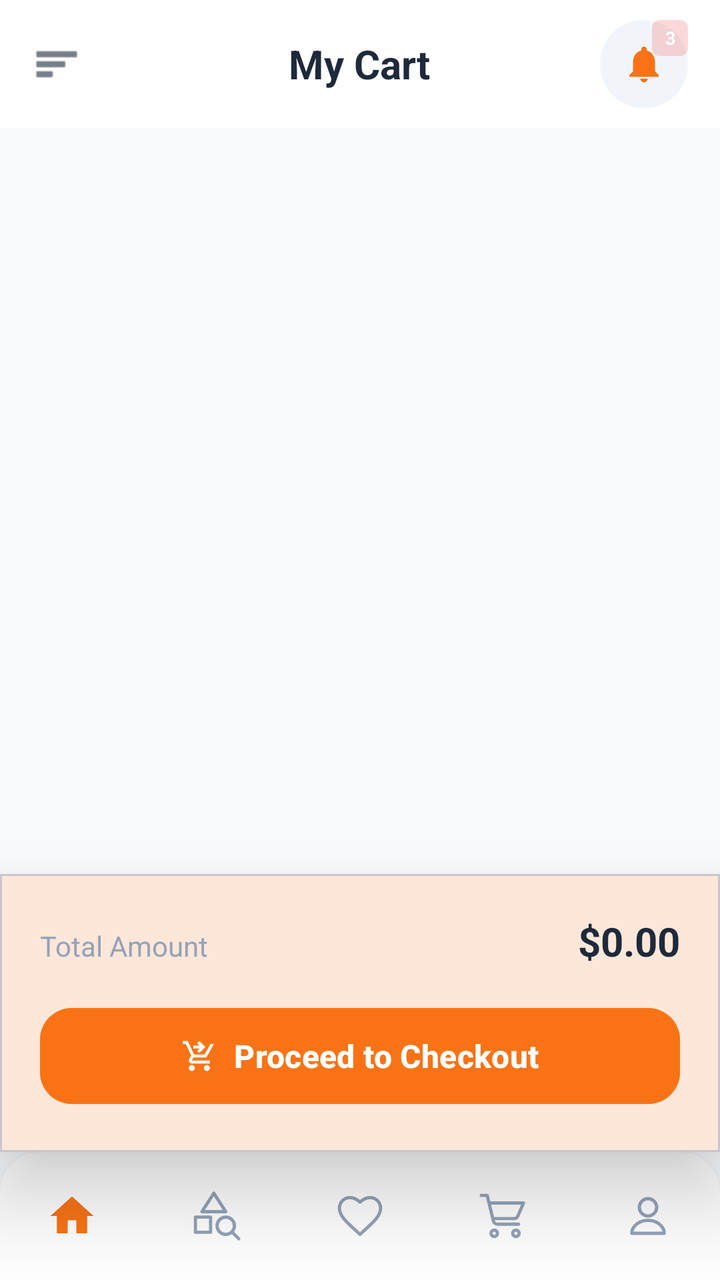
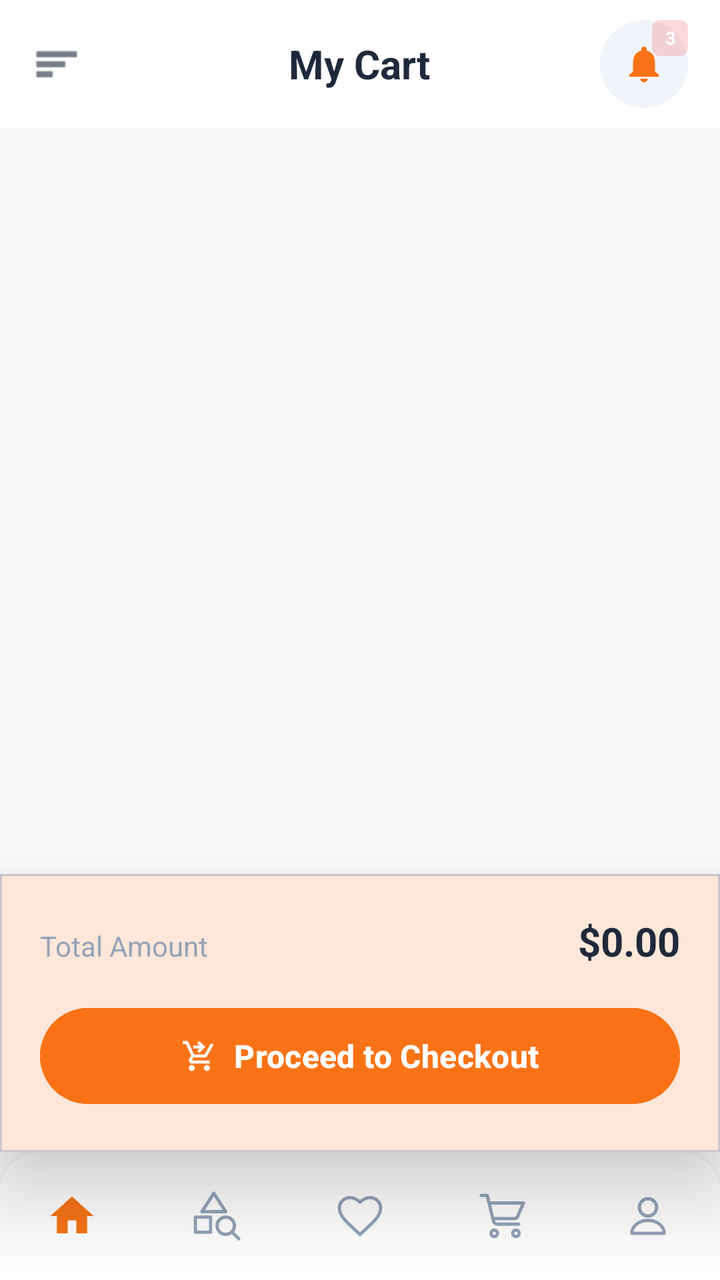

Two renders of the same Android screen: before a commit and after it. Below are the layout's source before the change and the commit's diff.
<!-- AndroidManifest.xml: application theme Theme.BeckieDealApp -->
<!-- res/layout/activity_cart.xml -->
﻿<?xml version="1.0" encoding="utf-8"?>
<androidx.drawerlayout.widget.DrawerLayout
    xmlns:android="http://schemas.android.com/apk/res/android"
    xmlns:app="http://schemas.android.com/apk/res-auto"
    xmlns:tools="http://schemas.android.com/tools"
    android:id="@+id/drawerLayout"
    android:layout_width="match_parent"
    android:layout_height="match_parent"
    android:fitsSystemWindows="true"
    tools:context=".CartActivity">

<androidx.constraintlayout.widget.ConstraintLayout
    android:layout_width="match_parent"
    android:layout_height="match_parent"
    android:background="@color/background">

    
    <com.google.android.material.appbar.MaterialToolbar
        android:id="@+id/topAppBar"
        android:layout_width="match_parent"
        android:layout_height="@dimen/toolbar_height"
        android:background="@color/surface"
        android:elevation="0dp"
        app:contentInsetStart="0dp"
        app:layout_constraintTop_toTopOf="parent">

        <RelativeLayout
            android:layout_width="match_parent"
            android:layout_height="match_parent"
            android:paddingHorizontal="16dp">

            <ImageView
                android:id="@+id/menuIcon"
                android:layout_width="44dp"
                android:layout_height="44dp"
                android:padding="10dp"
                android:layout_alignParentStart="true"
                android:layout_centerVertical="true"
                android:layout_marginStart="-10dp"
                android:clickable="true"
                android:focusable="true"
                android:background="?attr/selectableItemBackgroundBorderless"
                android:src="@android:drawable/ic_menu_sort_by_size"
                app:tint="@color/text_primary" />

            <TextView
                android:layout_width="wrap_content"
                android:layout_height="wrap_content"
                android:layout_centerInParent="true"
                android:text="My Cart"
                android:textColor="@color/text_primary"
                android:textSize="@dimen/text_size_title"
                android:textStyle="bold" />

            <RelativeLayout
                android:id="@+id/notificationContainer"
                android:layout_width="44dp"
                android:layout_height="44dp"
                android:layout_alignParentEnd="true"
                android:layout_centerVertical="true"
                android:background="@drawable/icon_button_circle_bg">

                <ImageView
                    android:id="@+id/notificationIcon"
                    android:layout_width="22dp"
                    android:layout_height="22dp"
                    android:layout_centerInParent="true"
                    android:src="@drawable/ic_notifications"
                    app:tint="@color/primary" />

                <TextView
                    android:id="@+id/notificationBadge"
                    android:layout_width="18dp"
                    android:layout_height="18dp"
                    android:layout_alignParentEnd="true"
                    android:layout_alignParentTop="true"
                    android:background="@drawable/badge_pill"
                    android:backgroundTint="@color/red_error"
                    android:gravity="center"
                    android:text="3"
                    android:textColor="@color/white_fixed"
                    android:textSize="@dimen/text_size_badge"
                    android:textStyle="bold"
                    android:visibility="visible" />

            </RelativeLayout>

        </RelativeLayout>

    </com.google.android.material.appbar.MaterialToolbar>

    <androidx.core.widget.NestedScrollView
        android:layout_width="match_parent"
        android:layout_height="0dp"
        android:fillViewport="true"
        app:layout_constraintTop_toBottomOf="@id/topAppBar"
        app:layout_constraintBottom_toTopOf="@id/checkoutSection">

        <LinearLayout
            android:layout_width="match_parent"
            android:layout_height="wrap_content"
            android:orientation="vertical"
            android:padding="16dp">

            
            <LinearLayout
                android:id="@+id/emptyState"
                android:layout_width="match_parent"
                android:layout_height="match_parent"
                android:gravity="center"
                android:orientation="vertical"
                android:visibility="gone">

                <ImageView
                    android:layout_width="120dp"
                    android:layout_height="120dp"
                    android:src="@drawable/shopping_cart_24"
                    app:tint="@color/text_muted" />

                <TextView
                    android:layout_width="wrap_content"
                    android:layout_height="wrap_content"
                    android:layout_marginTop="24dp"
                    android:text="Your cart is empty"
                    android:textColor="@color/text_primary"
                    android:textSize="@dimen/text_size_title"
                    android:textStyle="bold" />

                <TextView
                    android:layout_width="wrap_content"
                    android:layout_height="wrap_content"
                    android:layout_marginTop="8dp"
                    android:text="Looks like you haven't added anything yet."
                    android:textColor="@color/text_muted"
                    android:textSize="@dimen/text_size_body" />

                <Button
                    android:id="@+id/startShoppingButton"
                    android:layout_width="wrap_content"
                    android:layout_height="wrap_content"
                    android:layout_marginTop="24dp"
                    android:text="Start Shopping"
                    android:textAllCaps="false"
                    app:cornerRadius="12dp"
                    android:backgroundTint="@color/primary"/>
            </LinearLayout>

            
            <LinearLayout
                android:id="@+id/cartItemsList"
                android:layout_width="match_parent"
                android:layout_height="wrap_content"
                android:orientation="vertical" />

        </LinearLayout>
    </androidx.core.widget.NestedScrollView>

    
    <com.google.android.material.card.MaterialCardView
        android:id="@+id/checkoutSection"
        android:layout_width="match_parent"
        android:layout_height="wrap_content"
        app:cardElevation="24dp"
        app:cardCornerRadius="0dp"
        app:cardBackgroundColor="@color/surface"
        app:layout_constraintBottom_toTopOf="@id/bottomNavGlassHost">

        <LinearLayout
            android:layout_width="match_parent"
            android:layout_height="wrap_content"
            android:orientation="vertical"
            android:padding="20dp">

            <LinearLayout
                android:layout_width="match_parent"
                android:layout_height="wrap_content"
                android:orientation="horizontal"
                android:layout_marginBottom="16dp">
                <TextView
                    android:layout_width="0dp"
                    android:layout_height="wrap_content"
                    android:layout_weight="1"
                    android:text="Total Amount"
                    android:textColor="@color/text_muted"
                    android:textSize="@dimen/text_size_body" />
                <TextView
                    android:id="@+id/totalPriceText"
                    android:layout_width="wrap_content"
                    android:layout_height="wrap_content"
                    android:text="$0.00"
                    android:textColor="@color/text_primary"
                    android:textSize="@dimen/text_size_title"
                    android:textStyle="bold" />
            </LinearLayout>

            <com.google.android.material.button.MaterialButton
                android:id="@+id/checkoutButton"
                android:layout_width="match_parent"
                android:layout_height="56dp"
                android:backgroundTint="@color/primary"
                android:text="Proceed to Checkout"
                android:textAllCaps="false"
                android:textColor="@color/white_fixed"
                android:textSize="@dimen/text_size_body_large"
                android:textStyle="bold"
                app:icon="@drawable/shopping_cart_checkout_24"
                app:iconTint="@color/white_fixed"
                app:iconGravity="textStart"
                app:iconPadding="8dp"
                app:cornerRadius="16dp" />

        </LinearLayout>
    </com.google.android.material.card.MaterialCardView>

    
    <include layout="@layout/layout_bottom_nav" />

</androidx.constraintlayout.widget.ConstraintLayout>

<include layout="@layout/layout_drawer" />

</androidx.drawerlayout.widget.DrawerLayout>
<!-- res/layout/layout_bottom_nav.xml (included above) -->
<?xml version="1.0" encoding="utf-8"?>
<FrameLayout
    xmlns:android="http://schemas.android.com/apk/res/android"
    xmlns:app="http://schemas.android.com/apk/res-auto"
    android:id="@+id/bottomNavGlassHost"
    android:layout_width="0dp"
    android:layout_height="wrap_content"
    android:layout_marginStart="@dimen/bottom_nav_side_margin"
    android:layout_marginEnd="@dimen/bottom_nav_side_margin"
    android:layout_marginBottom="@dimen/bottom_nav_bottom_margin"
    android:background="@drawable/bottom_nav_glass_bg"
    android:clipToOutline="true"
    android:elevation="4dp"
    app:layout_constraintBottom_toBottomOf="parent"
    app:layout_constraintStart_toStartOf="parent"
    app:layout_constraintEnd_toEndOf="parent">

    <com.google.android.material.bottomnavigation.BottomNavigationView
        android:id="@+id/bottomNavigation"
        android:layout_width="match_parent"
        android:layout_height="64dp"
        android:background="@android:color/transparent"
        app:backgroundTint="@android:color/transparent"
        app:elevation="0dp"
        app:labelVisibilityMode="unlabeled"
        app:itemIconSize="26dp"
        app:itemRippleColor="@color/nav_indicator_fill"
        app:itemActiveIndicatorStyle="@style/Widget.App.BottomNav.ActiveIndicator"
        app:itemTextColor="@color/bottom_nav_color"
        app:itemIconTint="@color/bottom_nav_color"
        app:menu="@menu/bottom_nav_menu" />

</FrameLayout>
<!-- res/layout/layout_drawer.xml (included above) -->
﻿<?xml version="1.0" encoding="utf-8"?>

<LinearLayout
    xmlns:android="http://schemas.android.com/apk/res/android"
    xmlns:app="http://schemas.android.com/apk/res-auto"
    android:id="@+id/drawerPanel"
    android:layout_width="300dp"
    android:layout_height="match_parent"
    android:layout_gravity="start"
    android:background="@color/surface"
    android:orientation="vertical"
    android:fitsSystemWindows="true">

    
    <LinearLayout
        android:layout_width="match_parent"
        android:layout_height="wrap_content"
        android:background="@drawable/hero_gradient"
        android:orientation="vertical"
        android:paddingStart="20dp"
        android:paddingEnd="20dp"
        android:paddingTop="48dp"
        android:paddingBottom="24dp">

        
        <LinearLayout
            android:layout_width="60dp"
            android:layout_height="60dp"
            android:background="@drawable/about_icon_circle_bg"
            android:gravity="center">
            <ImageView
                android:id="@+id/drawerAvatar"
                android:layout_width="32dp"
                android:layout_height="32dp"
                android:src="@drawable/ic_person"
                android:contentDescription="User avatar"
                app:tint="@color/white_fixed" />
        </LinearLayout>

        <TextView
            android:id="@+id/drawerUserName"
            android:layout_width="wrap_content"
            android:layout_height="wrap_content"
            android:layout_marginTop="10dp"
            android:text="Guest User"
            android:textColor="@color/white_fixed"
            android:textSize="@dimen/text_size_title_small"
            android:textStyle="bold" />

        <TextView
            android:id="@+id/drawerUserEmail"
            android:layout_width="wrap_content"
            android:layout_height="wrap_content"
            android:layout_marginTop="2dp"
            android:text="Sign in to your account"
            android:textColor="#CCFFFFFF"
            android:textSize="@dimen/text_size_caption" />

    </LinearLayout>

    
    <ScrollView
        android:layout_width="match_parent"
        android:layout_height="0dp"
        android:layout_weight="1"
        android:scrollbars="none"
        android:paddingTop="8dp"
        android:paddingBottom="8dp">

        <LinearLayout
            android:layout_width="match_parent"
            android:layout_height="wrap_content"
            android:orientation="vertical"
            android:paddingHorizontal="12dp">

            
            <LinearLayout
                android:id="@+id/drawerHome"
                android:layout_width="match_parent"
                android:layout_height="52dp"
                android:background="@drawable/drawer_item_bg"
                android:clickable="true"
                android:focusable="true"
                android:gravity="center_vertical"
                android:orientation="horizontal"
                android:paddingHorizontal="12dp">
                <ImageView
                    android:layout_width="22dp"
                    android:layout_height="22dp"
                    android:src="@drawable/ic_home"
                    android:contentDescription="Home"
                    app:tint="@color/primary" />
                <TextView
                    android:layout_width="0dp"
                    android:layout_height="wrap_content"
                    android:layout_weight="1"
                    android:layout_marginStart="14dp"
                    android:text="Home"
                    android:textColor="@color/text_primary"
                    android:textSize="@dimen/text_size_body_large" />
            </LinearLayout>

            
            <LinearLayout
                android:id="@+id/drawerCategories"
                android:layout_width="match_parent"
                android:layout_height="52dp"
                android:background="@drawable/drawer_item_bg"
                android:clickable="true"
                android:focusable="true"
                android:gravity="center_vertical"
                android:orientation="horizontal"
                android:paddingHorizontal="12dp">
                <ImageView
                    android:layout_width="22dp"
                    android:layout_height="22dp"
                    android:src="@drawable/category_search_24"
                    android:contentDescription="Categories"
                    app:tint="@color/primary" />
                <TextView
                    android:layout_width="0dp"
                    android:layout_height="wrap_content"
                    android:layout_weight="1"
                    android:layout_marginStart="14dp"
                    android:text="Categories"
                    android:textColor="@color/text_primary"
                    android:textSize="@dimen/text_size_body_large" />
            </LinearLayout>

            
            <LinearLayout
                android:id="@+id/drawerOrders"
                android:layout_width="match_parent"
                android:layout_height="52dp"
                android:background="@drawable/drawer_item_bg"
                android:clickable="true"
                android:focusable="true"
                android:gravity="center_vertical"
                android:orientation="horizontal"
                android:paddingHorizontal="12dp">
                <ImageView
                    android:layout_width="22dp"
                    android:layout_height="22dp"
                    android:src="@drawable/ic_orders"
                    android:contentDescription="My Orders"
                    app:tint="@color/primary" />
                <TextView
                    android:layout_width="0dp"
                    android:layout_height="wrap_content"
                    android:layout_weight="1"
                    android:layout_marginStart="14dp"
                    android:text="My Orders"
                    android:textColor="@color/text_primary"
                    android:textSize="@dimen/text_size_body_large" />
            </LinearLayout>

            
            <LinearLayout
                android:id="@+id/drawerFavorites"
                android:layout_width="match_parent"
                android:layout_height="52dp"
                android:background="@drawable/drawer_item_bg"
                android:clickable="true"
                android:focusable="true"
                android:gravity="center_vertical"
                android:orientation="horizontal"
                android:paddingHorizontal="12dp">
                <ImageView
                    android:layout_width="22dp"
                    android:layout_height="22dp"
                    android:src="@drawable/ic_favorite"
                    android:contentDescription="Favorites"
                    app:tint="@color/primary" />
                <TextView
                    android:layout_width="0dp"
                    android:layout_height="wrap_content"
                    android:layout_weight="1"
                    android:layout_marginStart="14dp"
                    android:text="Favorites"
                    android:textColor="@color/text_primary"
                    android:textSize="@dimen/text_size_body_large" />
                
                <TextView
                    android:id="@+id/drawerFavBadge"
                    android:layout_width="22dp"
                    android:layout_height="22dp"
                    android:background="@drawable/badge_pill"
                    android:backgroundTint="@color/red_error"
                    android:gravity="center"
                    android:text="0"
                    android:textColor="@color/white_fixed"
                    android:textSize="@dimen/text_size_overline"
                    android:textStyle="bold"
                    android:visibility="gone" />
            </LinearLayout>

            
            <View
                android:layout_width="match_parent"
                android:layout_height="1dp"
                android:layout_marginVertical="8dp"
                android:background="@color/border_color" />

            
            <LinearLayout
                android:id="@+id/drawerNotifications"
                android:layout_width="match_parent"
                android:layout_height="52dp"
                android:background="@drawable/drawer_item_bg"
                android:clickable="true"
                android:focusable="true"
                android:gravity="center_vertical"
                android:orientation="horizontal"
                android:paddingHorizontal="12dp">
                <ImageView
                    android:layout_width="22dp"
                    android:layout_height="22dp"
                    android:src="@drawable/ic_notifications"
                    android:contentDescription="Notifications"
                    app:tint="@color/text_secondary" />
                <TextView
                    android:layout_width="0dp"
                    android:layout_height="wrap_content"
                    android:layout_weight="1"
                    android:layout_marginStart="14dp"
                    android:text="Notifications"
                    android:textColor="@color/text_primary"
                    android:textSize="@dimen/text_size_body_large" />
            </LinearLayout>

            
            <LinearLayout
                android:id="@+id/drawerDarkMode"
                android:layout_width="match_parent"
                android:layout_height="52dp"
                android:background="@drawable/drawer_item_bg"
                android:clickable="true"
                android:focusable="true"
                android:gravity="center_vertical"
                android:orientation="horizontal"
                android:paddingHorizontal="12dp">
                <ImageView
                    android:layout_width="22dp"
                    android:layout_height="22dp"
                    android:src="@drawable/ic_dark_mode"
                    android:contentDescription="Dark Mode"
                    app:tint="@color/text_secondary" />
                <TextView
                    android:layout_width="0dp"
                    android:layout_height="wrap_content"
                    android:layout_weight="1"
                    android:layout_marginStart="14dp"
                    android:text="Dark Mode"
                    android:textColor="@color/text_primary"
                    android:textSize="@dimen/text_size_body_large" />
                <com.google.android.material.materialswitch.MaterialSwitch
                    android:id="@+id/drawerDarkModeSwitch"
                    android:layout_width="wrap_content"
                    android:layout_height="wrap_content"
                    android:checked="false" />
            </LinearLayout>

            
            <LinearLayout
                android:id="@+id/drawerLanguage"
                android:layout_width="match_parent"
                android:layout_height="52dp"
                android:background="@drawable/drawer_item_bg"
                android:clickable="true"
                android:focusable="true"
                android:gravity="center_vertical"
                android:orientation="horizontal"
                android:paddingHorizontal="12dp">
                <ImageView
                    android:layout_width="22dp"
                    android:layout_height="22dp"
                    android:src="@drawable/ic_language"
                    android:contentDescription="Language"
                    app:tint="@color/text_secondary" />
                <TextView
                    android:layout_width="0dp"
                    android:layout_height="wrap_content"
                    android:layout_weight="1"
                    android:layout_marginStart="14dp"
                    android:text="Language"
                    android:textColor="@color/text_primary"
                    android:textSize="@dimen/text_size_body_large" />
                <TextView
                    android:id="@+id/drawerLanguageValue"
                    android:layout_width="wrap_content"
                    android:layout_height="wrap_content"
                    android:text="English"
                    android:textColor="@color/text_secondary"
                    android:textSize="@dimen/text_size_body" />
            </LinearLayout>

            
            <View
                android:layout_width="match_parent"
                android:layout_height="1dp"
                android:layout_marginVertical="8dp"
                android:background="@color/border_color" />

            
            <LinearLayout
                android:id="@+id/drawerAbout"
                android:layout_width="match_parent"
                android:layout_height="52dp"
                android:background="@drawable/drawer_item_bg"
                android:clickable="true"
                android:focusable="true"
                android:gravity="center_vertical"
                android:orientation="horizontal"
                android:paddingHorizontal="12dp">
                <ImageView
                    android:layout_width="22dp"
                    android:layout_height="22dp"
                    android:src="@drawable/ic_info"
                    android:contentDescription="About Us"
                    app:tint="@color/text_secondary" />
                <TextView
                    android:layout_width="0dp"
                    android:layout_height="wrap_content"
                    android:layout_weight="1"
                    android:layout_marginStart="14dp"
                    android:text="About Us"
                    android:textColor="@color/text_primary"
                    android:textSize="@dimen/text_size_body_large" />
            </LinearLayout>

            
            <LinearLayout
                android:id="@+id/drawerLogin"
                android:layout_width="match_parent"
                android:layout_height="52dp"
                android:background="@drawable/drawer_item_bg"
                android:clickable="true"
                android:focusable="true"
                android:gravity="center_vertical"
                android:orientation="horizontal"
                android:paddingHorizontal="12dp">
                <ImageView
                    android:id="@+id/drawerLoginIcon"
                    android:layout_width="22dp"
                    android:layout_height="22dp"
                    android:src="@drawable/ic_account"
                    android:contentDescription="Login"
                    app:tint="@color/text_secondary" />
                <TextView
                    android:id="@+id/drawerLoginLabel"
                    android:layout_width="0dp"
                    android:layout_height="wrap_content"
                    android:layout_weight="1"
                    android:layout_marginStart="14dp"
                    android:text="Login / Register"
                    android:textColor="@color/text_primary"
                    android:textSize="@dimen/text_size_body_large" />
            </LinearLayout>

        </LinearLayout>
    </ScrollView>

    
    <TextView
        android:layout_width="match_parent"
        android:layout_height="40dp"
        android:gravity="center"
        android:text="TechStore v1.0"
        android:textColor="@color/text_muted"
        android:textSize="@dimen/text_size_caption" />

</LinearLayout>
<!-- resources referenced by this layout -->
<resources>
  <color name="background">#F8FAFC</color>
  <color name="border_color">#E2E8F0</color>
  <color name="nav_indicator_fill">#FFF1EB</color>
  <color name="primary">#F97316</color>
  <color name="red_error">#EF4444</color>
  <color name="surface">#FFFFFF</color>
  <color name="text_muted">#94A3B8</color>
  <color name="text_primary">#1E293B</color>
  <color name="text_secondary">#64748B</color>
  <color name="white_fixed">#FFFFFF</color>
  <dimen name="bottom_nav_bottom_margin">0dp</dimen>
  <dimen name="bottom_nav_side_margin">0dp</dimen>
  <dimen name="text_size_badge">9sp</dimen>
  <dimen name="text_size_body">13sp</dimen>
  <dimen name="text_size_body_large">15sp</dimen>
  <dimen name="text_size_caption">11sp</dimen>
  <dimen name="text_size_overline">9sp</dimen>
  <dimen name="text_size_title">18sp</dimen>
  <dimen name="text_size_title_small">17sp</dimen>
  <dimen name="toolbar_height">64dp</dimen>
  <!-- drawable about_icon_circle_bg (drawable) -->
  <?xml version="1.0" encoding="utf-8"?>
  <shape xmlns:android="http://schemas.android.com/apk/res/android"
      android:shape="oval">
      <solid android:color="@color/primary" />
  </shape>
  <!-- drawable badge_pill (drawable) -->
  <?xml version="1.0" encoding="utf-8"?>
  <shape xmlns:android="http://schemas.android.com/apk/res/android">
      <solid android:color="#33FFFFFF" />
      <corners android:radius="4dp" />
  </shape>
  <!-- drawable hero_gradient (drawable) -->
  <?xml version="1.0" encoding="utf-8"?>
  <shape xmlns:android="http://schemas.android.com/apk/res/android">
      <gradient
          android:angle="135"
          android:startColor="#F59E0B"
          android:endColor="#F97316"
          android:type="linear" />
  </shape>
  <!-- drawable ic_home (drawable) -->
  <vector xmlns:android="http://schemas.android.com/apk/res/android"
      android:width="24dp"
      android:height="24dp"
      android:viewportWidth="24"
      android:viewportHeight="24">
      <path
          android:fillColor="@android:color/white"
          android:pathData="M10,20v-6h4v6h5v-8h3L12,3 2,12h3v8z" />
  </vector>
  <!-- drawable icon_button_circle_bg (drawable) -->
  <?xml version="1.0" encoding="utf-8"?>
  <shape xmlns:android="http://schemas.android.com/apk/res/android"
      android:shape="oval">
      <solid android:color="@color/input_background" />
  </shape>
  <style name="Widget.App.BottomNav.ActiveIndicator" parent="Widget.Material3.BottomNavigationView.ActiveIndicator">
          <item name="android:color">@color/nav_indicator_fill</item>
          <item name="android:width">52dp</item>
          <item name="android:height">40dp</item>
          <item name="shapeAppearance">@style/ShapeAppearance.App.BottomNav.ActiveIndicator</item>
      </style>
  <style name="Theme.BeckieDealApp" parent="Base.Theme.BeckieDealApp" />
  <color name="nav_surface">#FFFFFF</color>
  <color name="input_background">#F1F5F9</color>
  <style name="ShapeAppearance.App.BottomNav.ActiveIndicator" parent="">
          <item name="cornerFamily">rounded</item>
          <item name="cornerSize">50%</item>
      </style>
  <color name="on_primary">#FFFFFF</color>
  <color name="primary_container">#F97316</color>
  <color name="on_primary_container">#582200</color>
  <color name="on_surface">#251913</color>
  <!-- unchanged entries left out for length: 15 -->
</resources>

<!-- the commit's change to res/layout/activity_cart.xml (unified diff, before → after) -->
@@ -141,7 +141,6 @@
                     android:layout_marginTop="24dp"
                     android:text="Start Shopping"
                     android:textAllCaps="false"
-                    app:cornerRadius="12dp"
                     android:backgroundTint="@color/primary"/>
             </LinearLayout>
 
@@ -206,8 +205,7 @@
                 app:icon="@drawable/shopping_cart_checkout_24"
                 app:iconTint="@color/white_fixed"
                 app:iconGravity="textStart"
-                app:iconPadding="8dp"
-                app:cornerRadius="16dp" />
+                app:iconPadding="8dp" />
 
         </LinearLayout>
     </com.google.android.material.card.MaterialCardView>
<!-- resource entries referenced after the edit -->
@@ -63,17 +63,27 @@
           <item name="android:height">40dp</item>
           <item name="shapeAppearance">@style/ShapeAppearance.App.BottomNav.ActiveIndicator</item>
       </style>
-  <style name="Theme.BeckieDealApp" parent="Base.Theme.BeckieDealApp" />
+  <style name="Theme.BeckieDealApp" parent="Base.Theme.BeckieDealApp">
+          <item name="buttonStyle">@style/Widget.App.Button</item>
+          <item name="materialButtonStyle">@style/Widget.App.Button</item>
+      </style>
   <color name="nav_surface">#FFFFFF</color>
   <color name="input_background">#F1F5F9</color>
   <style name="ShapeAppearance.App.BottomNav.ActiveIndicator" parent="">
           <item name="cornerFamily">rounded</item>
           <item name="cornerSize">50%</item>
       </style>
+  <style name="Widget.App.Button" parent="Widget.Material3.Button">
+          <item name="shapeAppearance">@style/ShapeAppearance.App.Button.Pill</item>
+      </style>
   <color name="on_primary">#FFFFFF</color>
   <color name="primary_container">#F97316</color>
   <color name="on_primary_container">#582200</color>
   <color name="on_surface">#251913</color>
+  <style name="ShapeAppearance.App.Button.Pill" parent="">
+          <item name="cornerFamily">rounded</item>
+          <item name="cornerSize">50%</item>
+      </style>
   <!-- unchanged entries left out for length: 15 -->
 </resources>
 
